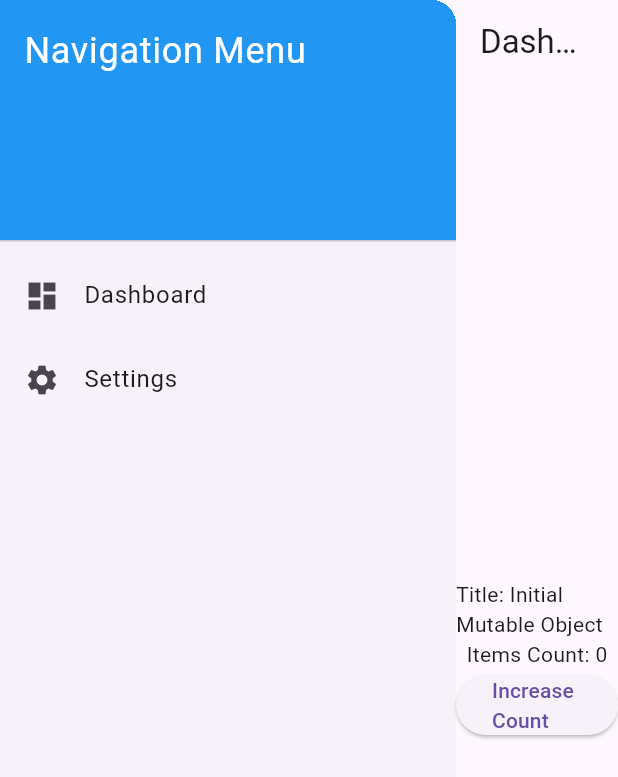
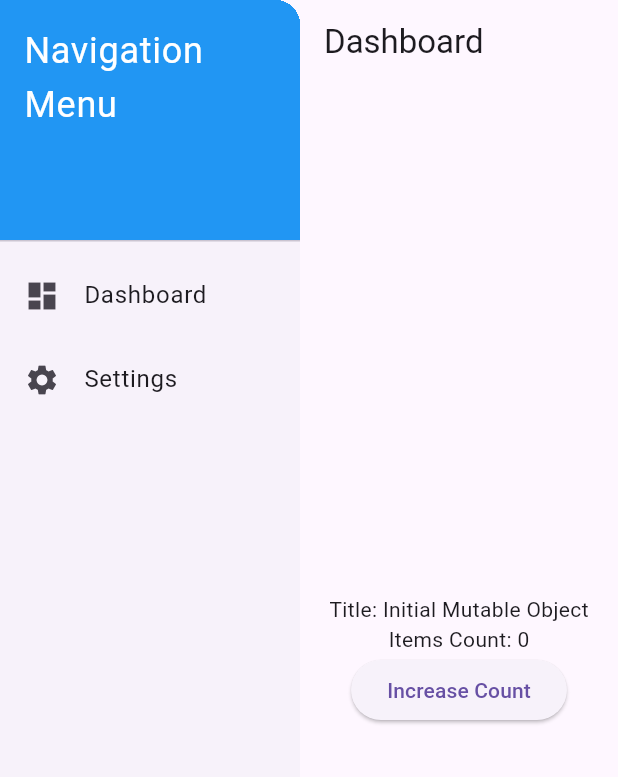
Before and after one commit to prasasdi/flutter-mvvm-skeleotn, a Flutter app: the screen it shows after launch, on a phone screen of 412 x 824 dp. Shown: the top 777 px of the screen. Run offline on Flutter 3.47's test engine with Material 3 defaults, Android fonts, the phone set to English and light mode, and no system bars; our stand-ins replace built_collection, built_value, get.

Commit message:
modify navbar width

```diff
--- a/lib/presentation/widgets/main_container/main_container_view.dart
+++ b/lib/presentation/widgets/main_container/main_container_view.dart
@@ -16,7 +16,10 @@ class MainContainerView extends StatelessWidget {
     return Scaffold(
       body: Row(
         children: <Widget>[
-          NavigationSidebar(), // The navigation sidebar
+          Container(
+            width: 200,
+            child: NavigationSidebar(), // The navigation sidebar,
+          ),
           Expanded(
             child: Obx(() {
               String currentRoute = _controller.currentView.value;
```
